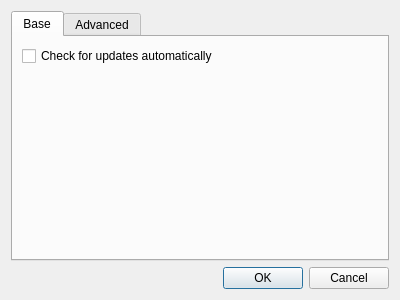
First picture: the form in CAMan/settings_dlg.ui, repository jykim74/CertMan, before the edit.
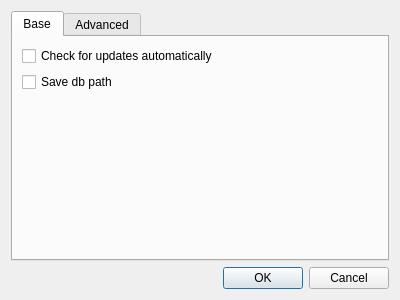
Second picture: the form after the edit.

The edit to the form file:
```diff
--- a/CAMan/settings_dlg.ui
+++ b/CAMan/settings_dlg.ui
@@ -31,6 +31,13 @@
          </property>
         </widget>
        </item>
+       <item>
+        <widget class="QCheckBox" name="mSaveDBPathCheck">
+         <property name="text">
+          <string>Save db path</string>
+         </property>
+        </widget>
+       </item>
        <item>
         <spacer name="verticalSpacer">
          <property name="orientation">
```
